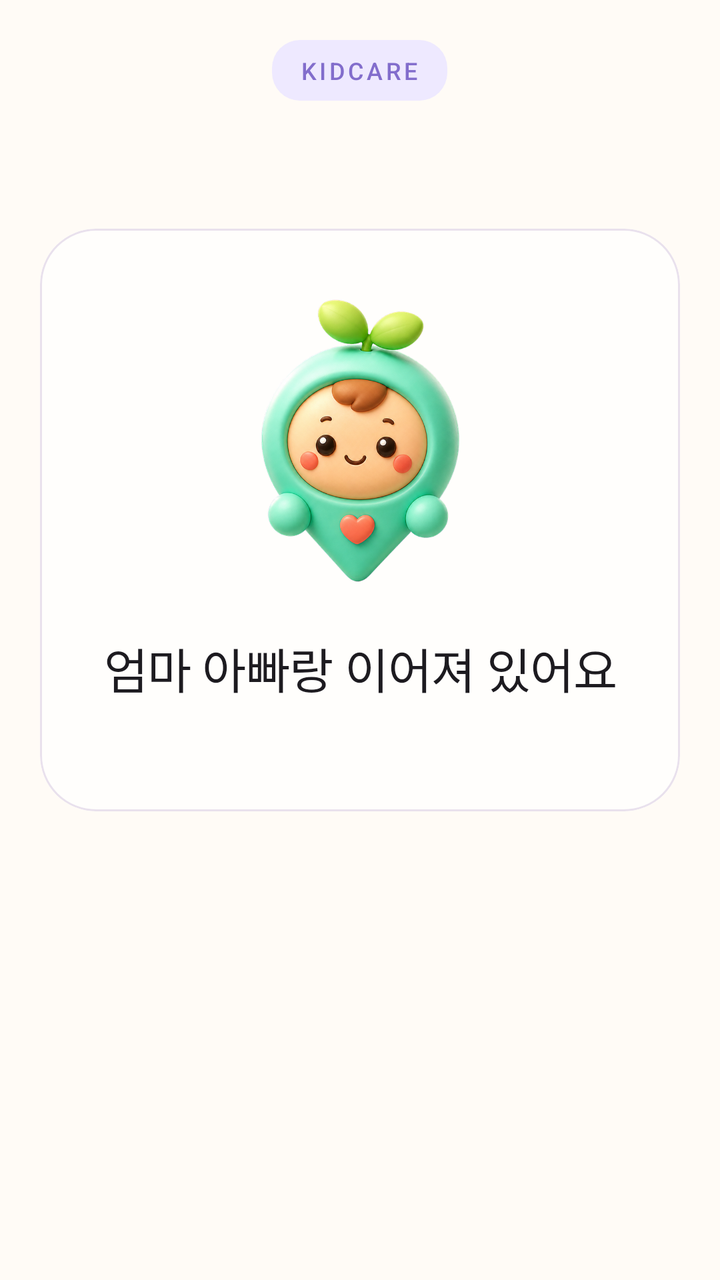
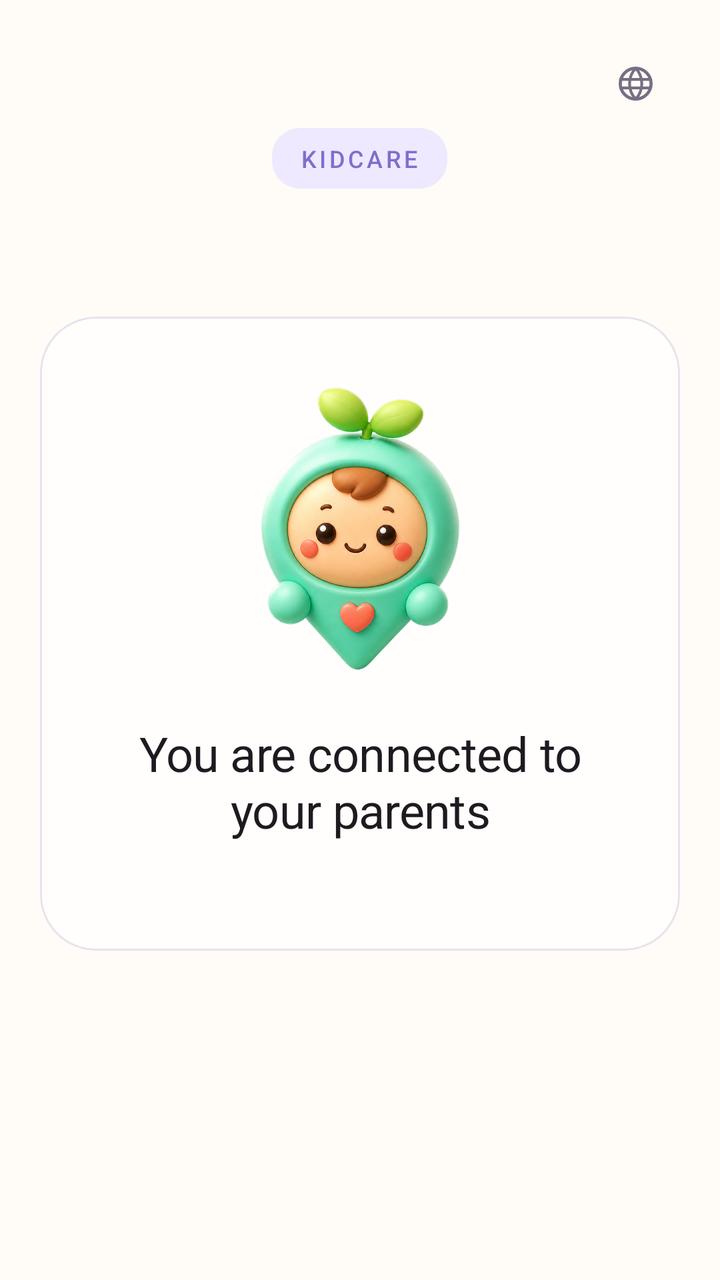

Compare the two renders of this Android layout. The source of the first and the diff that turns it into the second are given below.
<!-- AndroidManifest.xml: application theme Theme.KidCare -->
<!-- res/layout/activity_child_home.xml -->
<?xml version="1.0" encoding="utf-8"?>
<ScrollView xmlns:android="http://schemas.android.com/apk/res/android"
    xmlns:app="http://schemas.android.com/apk/res-auto"
    android:layout_width="match_parent"
    android:layout_height="match_parent"
    android:fillViewport="true"
    android:fitsSystemWindows="true">

    <LinearLayout
        android:layout_width="match_parent"
        android:layout_height="wrap_content"
        android:gravity="center_horizontal"
        android:minHeight="520dp"
        android:orientation="vertical"
        android:paddingHorizontal="20dp"
        android:paddingTop="20dp"
        android:paddingBottom="28dp">

        <TextView
            android:layout_width="wrap_content"
            android:layout_height="wrap_content"
            android:background="@drawable/bg_icon_soft"
            android:fontFamily="sans-serif-medium"
            android:letterSpacing="0.12"
            android:paddingHorizontal="14dp"
            android:paddingVertical="7dp"
            android:text="@string/app_brand_short"
            android:textColor="@color/sky"
            android:textSize="12sp" />

        <Space
            android:layout_width="1dp"
            android:layout_height="64dp" />

        <com.google.android.material.card.MaterialCardView
            android:layout_width="match_parent"
            android:layout_height="wrap_content"
            app:cardBackgroundColor="?attr/colorSurfaceContainerLowest"
            app:shapeAppearance="@style/ShapeAppearance.KidCare.ExtraLarge"
            app:strokeColor="?attr/colorOutlineVariant"
            app:strokeWidth="1dp">

            <LinearLayout
                android:layout_width="match_parent"
                android:layout_height="wrap_content"
                android:gravity="center_horizontal"
                android:orientation="vertical"
                android:paddingHorizontal="24dp"
                android:paddingTop="28dp"
                android:paddingBottom="24dp">

                <ImageView
                    android:layout_width="156dp"
                    android:layout_height="156dp"
                    android:importantForAccessibility="no"
                    android:src="@drawable/mascot_3d" />

                <TextView
                    android:id="@+id/home_title"
                    android:layout_width="match_parent"
                    android:layout_height="wrap_content"
                    android:layout_marginTop="18dp"
                    android:gravity="center"
                    android:text="@string/child_home_title"
                    android:textAppearance="?attr/textAppearanceHeadlineSmall" />

                <TextView
                    android:id="@+id/child_status"
                    android:layout_width="match_parent"
                    android:layout_height="wrap_content"
                    android:layout_marginTop="10dp"
                    android:gravity="center"
                    android:textAppearance="?attr/textAppearanceBodyMedium"
                    android:textColor="?attr/colorOnSurfaceVariant" />

                <com.google.android.material.button.MaterialButton
                    android:id="@+id/action_button"
                    android:layout_width="match_parent"
                    android:layout_height="58dp"
                    android:layout_marginTop="22dp"
                    android:text="@string/child_go_to_permission"
                    android:textAppearance="?attr/textAppearanceTitleMedium"
                    android:visibility="gone" />
            </LinearLayout>
        </com.google.android.material.card.MaterialCardView>

        <Space
            android:layout_width="1dp"
            android:layout_height="0dp"
            android:layout_weight="1" />
    </LinearLayout>
</ScrollView>
<!-- resources referenced by this layout -->
<resources>
  <color name="sky">#826DCC</color>
  <string name="app_brand_short">KIDCARE</string>
  <string name="child_go_to_permission">권한 켜러 가기</string>
  <string name="child_home_title">엄마 아빠랑 이어져 있어요</string>
  <style parent="" name="ShapeAppearance.KidCare.ExtraLarge">
          <item name="cornerFamily">rounded</item>
          <item name="cornerSize">28dp</item>
      </style>
  <color name="sky_soft">#EEE9FF</color>
  <color name="on_accent">#FFFFFF</color>
  <color name="ink">#342D3F</color>
  <color name="apricot">#F2A05F</color>
  <color name="apricot_soft">#FFF0E2</color>
  <color name="on_apricot_soft">#5A3216</color>
  <color name="grass">#7E9D68</color>
  <color name="grass_soft">#EDF4E7</color>
  <color name="berry_ink">#B64C66</color>
  <color name="paper_card">#FFFEFC</color>
  <color name="berry_soft">#FDE8F2</color>
  <color name="on_berry_soft">#5B213C</color>
  <color name="paper">#FFFBF6</color>
  <color name="paper_fold">#F5F0FF</color>
  <color name="ink_soft">#776E84</color>
  <color name="line">#A398AE</color>
  <color name="line_soft">#E9E1ED</color>
  <style parent="" name="ShapeAppearance.KidCare.ExtraSmall">
          <item name="cornerFamily">rounded</item>
          <item name="cornerSize">6dp</item>
      </style>
  <style parent="" name="ShapeAppearance.KidCare.Small">
          <item name="cornerFamily">rounded</item>
          <item name="cornerSize">12dp</item>
      </style>
  <style parent="" name="ShapeAppearance.KidCare.Medium">
          <item name="cornerFamily">rounded</item>
          <item name="cornerSize">18dp</item>
      </style>
  <style parent="" name="ShapeAppearance.KidCare.Large">
          <item name="cornerFamily">rounded</item>
          <item name="cornerSize">24dp</item>
      </style>
  <style name="TextAppearance.KidCare.BodyLarge" parent="TextAppearance.Material3.BodyLarge">
          <item name="android:textSize">17sp</item><item name="lineHeight">26sp</item>
      </style>
  <style name="TextAppearance.KidCare.BodyMedium" parent="TextAppearance.Material3.BodyMedium">
          <item name="android:textSize">15sp</item><item name="lineHeight">23sp</item>
      </style>
  <style name="TextAppearance.KidCare.BodySmall" parent="TextAppearance.Material3.BodySmall">
          <item name="android:textSize">13sp</item><item name="lineHeight">19sp</item>
      </style>
  <style parent="" name="ShapeAppearance.KidCare.Pill">
          <item name="cornerFamily">rounded</item>
          <item name="cornerSize">50%</item>
      </style>
  <!-- unchanged entries left out for length: 21 -->
</resources>

<!-- the commit's change to res/layout/activity_child_home.xml (unified diff, before → after) -->
@@ -15,6 +15,27 @@
         android:paddingHorizontal="20dp"
         android:paddingTop="20dp"
         android:paddingBottom="28dp">
+
+        
+        <com.google.android.material.button.MaterialButton
+            android:id="@+id/language_button"
+            style="@style/Widget.KidCare.Button.Text"
+            android:layout_width="44dp"
+            android:layout_height="44dp"
+            android:layout_gravity="end"
+            android:contentDescription="@string/language_picker_title"
+            android:insetLeft="0dp"
+            android:insetTop="0dp"
+            android:insetRight="0dp"
+            android:insetBottom="0dp"
+            android:minWidth="0dp"
+            android:minHeight="0dp"
+            android:paddingHorizontal="0dp"
+            app:icon="@drawable/ic_globe"
+            app:iconGravity="textStart"
+            app:iconPadding="0dp"
+            app:iconSize="21dp"
+            app:iconTint="@color/ink_soft" />
 
         <TextView
             android:layout_width="wrap_content"
<!-- resource entries referenced after the edit -->
@@ -1,12 +1,42 @@
 <!-- resources referenced by this layout -->
 <resources>
   <color name="sky">#826DCC</color>
-  <string name="app_brand_short">KIDCARE</string>
-  <string name="child_go_to_permission">권한 켜러 가기</string>
-  <string name="child_home_title">엄마 아빠랑 이어져 있어요</string>
+  <!-- drawable ic_globe (drawable) -->
+  <vector xmlns:android="http://schemas.android.com/apk/res/android"
+      android:width="24dp"
+      android:height="24dp"
+      android:viewportWidth="24"
+      android:viewportHeight="24">
+      <path
+          android:pathData="M3.2,12a8.8,8.8 0 1 0 17.6,0a8.8,8.8 0 1 0 -17.6,0z"
+          android:strokeColor="@android:color/white"
+          android:strokeWidth="1.8" />
+      <path
+          android:pathData="M3.4,9.6h17.2"
+          android:strokeColor="@android:color/white"
+          android:strokeWidth="1.6"
+          android:strokeLineCap="round" />
+      <path
+          android:pathData="M3.4,14.4h17.2"
+          android:strokeColor="@android:color/white"
+          android:strokeWidth="1.6"
+          android:strokeLineCap="round" />
+      <path
+          android:pathData="M12,3.2c-2.3,2.4 -3.5,5.4 -3.5,8.8c0,3.4 1.2,6.4 3.5,8.8c2.3,-2.4 3.5,-5.4 3.5,-8.8c0,-3.4 -1.2,-6.4 -3.5,-8.8z"
+          android:strokeColor="@android:color/white"
+          android:strokeWidth="1.6"
+          android:strokeLineJoin="round" />
+  </vector>
+  <string name="app_brand_short" formatted="false">KIDCARE</string>
+  <string name="child_go_to_permission" formatted="false">Turn permissions on</string>
+  <string name="child_home_title" formatted="false">You are connected to your parents</string>
+  <string name="language_picker_title" formatted="false">Language</string>
   <style parent="" name="ShapeAppearance.KidCare.ExtraLarge">
           <item name="cornerFamily">rounded</item>
           <item name="cornerSize">28dp</item>
+      </style>
+  <style name="Widget.KidCare.Button.Text" parent="Widget.Material3.Button.TextButton">
+          <item name="shapeAppearance">@style/ShapeAppearance.KidCare.Medium</item><item name="android:textAllCaps">false</item><item name="android:minHeight">48dp</item>
       </style>
   <color name="sky_soft">#EEE9FF</color>
   <color name="on_accent">#FFFFFF</color>
